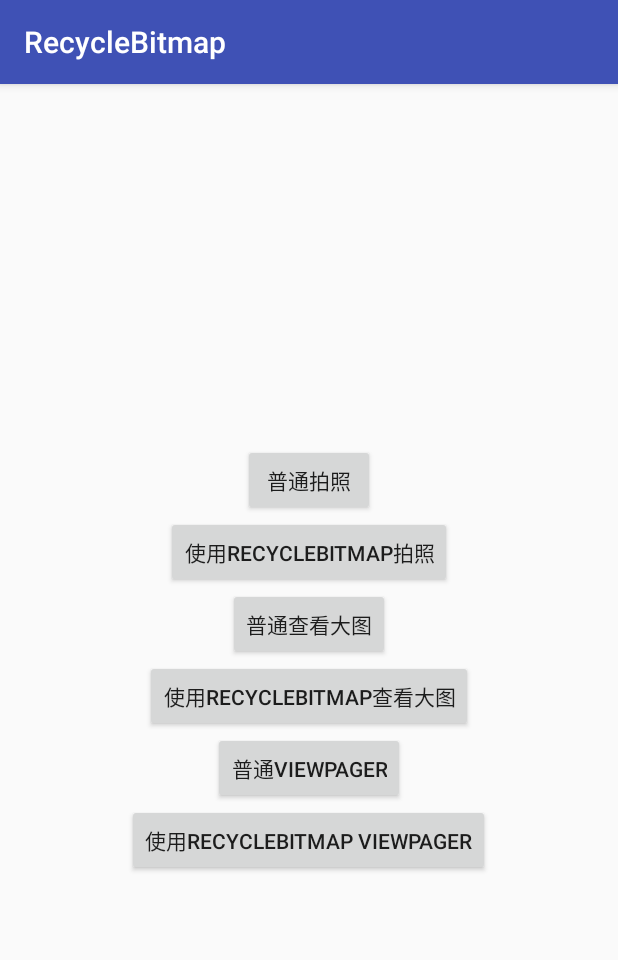
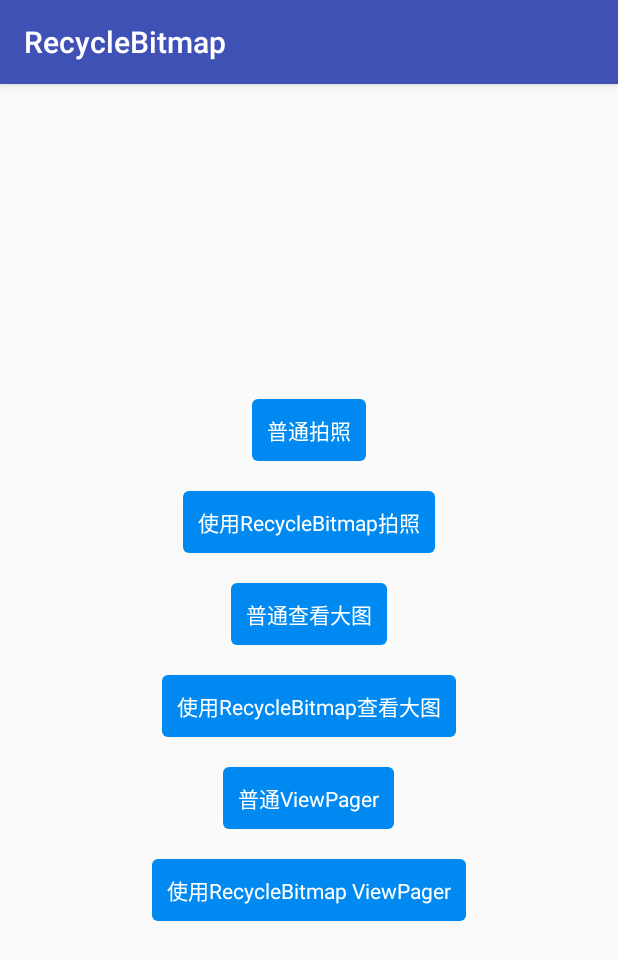
Before and after one commit to lizhaoxuan/RecycleBitmap, an Android app: the screen it shows after launch (MainActivity), on a phone screen of 412 x 824 dp. Shown: the top 960 px of the screen. Run offline under Robolectric (Android 15) with nearby library versions, the phone set to English and light mode, and no system bars.

Commit message:
demo修正

```diff
--- a/RecycleBitmap/app/build.gradle
+++ b/RecycleBitmap/app/build.gradle
@@ -2,7 +2,7 @@ apply plugin: 'com.android.application'
 
 android {
     compileSdkVersion 25
-    buildToolsVersion "25.0.2"
+    buildToolsVersion '26.0.2'
     defaultConfig {
         applicationId "com.zhaoxuan.example"
         minSdkVersion 15
--- /dev/null
+++ b/RecycleBitmap/app/src/main/res/drawable/shape_button.xml
@@ -0,0 +1,6 @@
+<?xml version="1.0" encoding="utf-8"?>
+<shape xmlns:android="http://schemas.android.com/apk/res/android">
+    <solid android:color="#008AF1" />
+    <corners android:radius="4dp" />
+
+</shape>
--- a/RecycleBitmap/app/src/main/res/layout/activity_main.xml
+++ b/RecycleBitmap/app/src/main/res/layout/activity_main.xml
@@ -7,40 +7,64 @@
     android:orientation="vertical"
     tools:context="com.zhaoxuan.example.MainActivity">
 
-    <Button
+    <TextView
         android:id="@+id/takePhotoBtn"
         android:layout_width="wrap_content"
         android:layout_height="wrap_content"
-        android:text="普通拍照" />
+        android:layout_margin="10dp"
+        android:background="@drawable/shape_button"
+        android:padding="10dp"
+        android:text="普通拍照"
+        android:textColor="#ffffff" />
 
-    <Button
+    <TextView
         android:id="@+id/takePhotoRecycleBtn"
         android:layout_width="wrap_content"
         android:layout_height="wrap_content"
-        android:text="使用RecycleBitmap拍照" />
+        android:layout_margin="10dp"
+        android:background="@drawable/shape_button"
+        android:padding="10dp"
+        android:text="使用RecycleBitmap拍照"
+        android:textColor="#ffffff" />
 
-    <Button
+    <TextView
         android:id="@+id/seeBigBtn"
         android:layout_width="wrap_content"
         android:layout_height="wrap_content"
-        android:text="普通查看大图" />
+        android:layout_margin="10dp"
+        android:background="@drawable/shape_button"
+        android:padding="10dp"
+        android:text="普通查看大图"
+        android:textColor="#ffffff" />
 
-    <Button
+    <TextView
         android:id="@+id/seeBigRecycleBtn"
         android:layout_width="wrap_content"
         android:layout_height="wrap_content"
-        android:text="使用RecycleBitmap查看大图" />
+        android:layout_margin="10dp"
+        android:background="@drawable/shape_button"
+        android:padding="10dp"
+        android:text="使用RecycleBitmap查看大图"
+        android:textColor="#ffffff" />
 
-    <Button
+    <TextView
         android:id="@+id/viewPagerBtn"
         android:layout_width="wrap_content"
         android:layout_height="wrap_content"
-        android:text="普通ViewPager" />
+        android:layout_margin="10dp"
+        android:background="@drawable/shape_button"
+        android:padding="10dp"
+        android:text="普通ViewPager"
+        android:textColor="#ffffff" />
 
-    <Button
+    <TextView
         android:id="@+id/viewPagerRecycleBtn"
         android:layout_width="wrap_content"
         android:layout_height="wrap_content"
-        android:text="使用RecycleBitmap ViewPager" />
+        android:layout_margin="10dp"
+        android:background="@drawable/shape_button"
+        android:padding="10dp"
+        android:text="使用RecycleBitmap ViewPager"
+        android:textColor="#ffffff" />
 
 </LinearLayout>
--- a/RecycleBitmap/build.gradle
+++ b/RecycleBitmap/build.gradle
@@ -5,7 +5,7 @@ buildscript {
         jcenter()
     }
     dependencies {
-        classpath 'com.android.tools.build:gradle:2.3.0'
+        classpath 'com.android.tools.build:gradle:3.0.0'
 
         // NOTE: Do not place your application dependencies here; they belong
         // in the individual module build.gradle files
--- a/RecycleBitmap/lib/build.gradle
+++ b/RecycleBitmap/lib/build.gradle
@@ -2,7 +2,7 @@ apply plugin: 'com.android.library'
 
 android {
     compileSdkVersion 25
-    buildToolsVersion "25.0.2"
+    buildToolsVersion '26.0.2'
 
     defaultConfig {
         minSdkVersion 15
--- a/RecycleBitmap/lib/src/main/java/com/cake/recyclebitmap/RecycleBitmap.java
+++ b/RecycleBitmap/lib/src/main/java/com/cake/recyclebitmap/RecycleBitmap.java
@@ -182,11 +182,11 @@ public class RecycleBitmap {
      */
     private Bitmap newCakeAndRecycleOld(OnInputStream onInputStream, BitmapFactory.Options options) {
         options.inBitmap = null;
-        RLog.i("newCakeAndRecycleOld -- reuse failure，so newCakeBitmap");
+        RLog.i("newCakeAndRecycleOld -- reuse failure,so newCakeBitmap");
         Bitmap result;
         result = BitmapFactory.decodeStream(onInputStream.getInputStream(), null, options);
         if (result == null) {
-            RLog.i("newCakeAndRecycleOld -- result == null try createBitmapForByte");
+            RLog.i("newCakeAndRecycleOld -- result == null, try createBitmapForByte");
             return createBitmapForByte(onInputStream, options);
         }
         return result;
```
Also changed, not shown: RecycleBitmap/app/src/main/java/com/zhaoxuan/example/BasePagerAdapter.java (added, +60 -0 lines), RecycleBitmap/app/src/main/java/com/zhaoxuan/example/SeeBigActivity.java (+9 -1 lines), RecycleBitmap/app/src/main/java/com/zhaoxuan/example/TakePhotoActivity.java (+9 -1 lines), RecycleBitmap/app/src/main/java/com/zhaoxuan/example/ViewPagerActivity.java (+32 -24 lines), RecycleBitmap/app/src/main/res/layout/item_pager.xml (added, +22 -0 lines), RecycleBitmap/gradle/wrapper/gradle-wrapper.properties.
